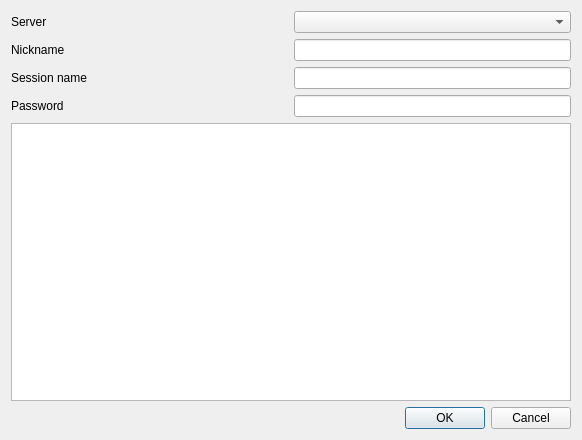
Qt form Source/RMG/UserInterface/Dialog/Netplay/CreateNetplaySessionDialog.ui (Rosalie241/RMG) before a commit.
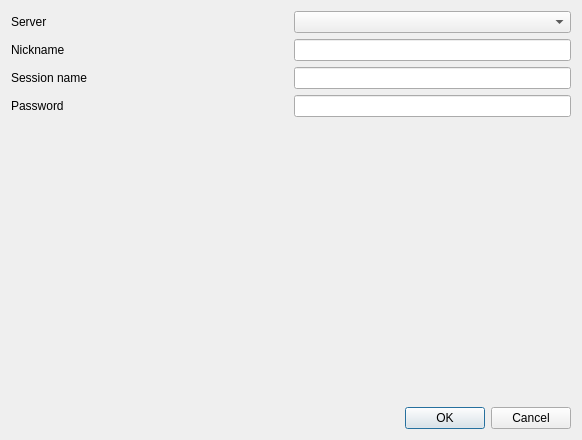
The same form after that commit. Custom widgets are drawn as their Qt base class.

Commit message: RMG: improve UI of CreateNetplaySessionDialog

```diff
--- a/Source/RMG/UserInterface/Dialog/Netplay/CreateNetplaySessionDialog.ui
+++ b/Source/RMG/UserInterface/Dialog/Netplay/CreateNetplaySessionDialog.ui
@@ -95,7 +95,14 @@
     </layout>
    </item>
    <item>
-    <widget class="QListWidget" name="listWidget"/>
+    <widget class="UserInterface::Widget::CreateNetplaySessionWidget" name="romListWidget">
+     <property name="sizePolicy">
+      <sizepolicy hsizetype="Preferred" vsizetype="Expanding">
+       <horstretch>0</horstretch>
+       <verstretch>0</verstretch>
+      </sizepolicy>
+     </property>
+    </widget>
    </item>
    <item>
     <widget class="QDialogButtonBox" name="buttonBox">
@@ -109,6 +116,14 @@
    </item>
   </layout>
  </widget>
+ <customwidgets>
+  <customwidget>
+   <class>UserInterface::Widget::CreateNetplaySessionWidget</class>
+   <extends>QStackedWidget</extends>
+   <header>UserInterface/Widget/Netplay/CreateNetplaySessionWidget.hpp</header>
+   <container>1</container>
+  </customwidget>
+ </customwidgets>
  <resources/>
  <connections>
   <connection>
```
The commit also changes 8 other files.
